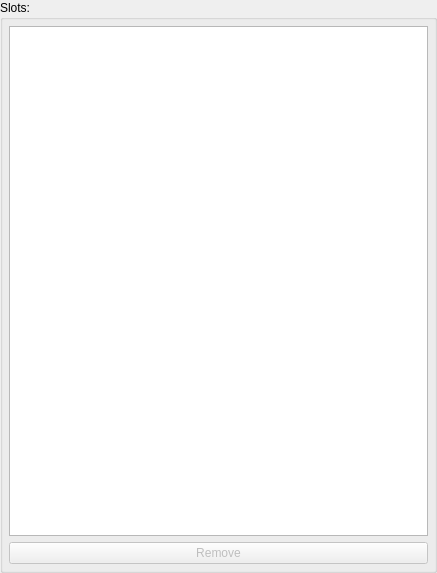
jwjulien/inventory, file ui/widget_slots.ui: the form before one commit.
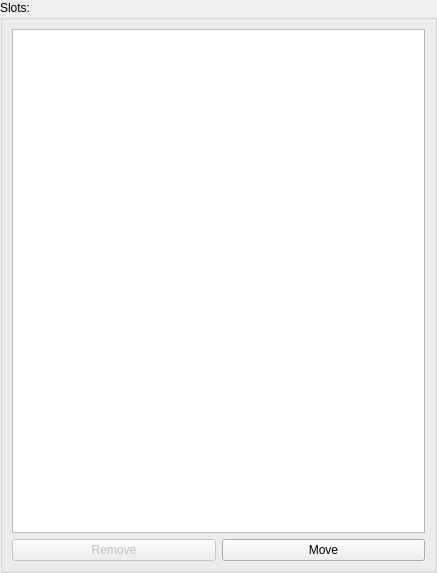
The form after the commit.

Diff of the .ui file:
```diff
--- a/ui/widget_slots.ui
+++ b/ui/widget_slots.ui
@@ -32,18 +32,6 @@
       <string>Slots:</string>
      </property>
      <layout class="QVBoxLayout" name="verticalLayout">
-      <property name="leftMargin">
-       <number>6</number>
-      </property>
-      <property name="topMargin">
-       <number>6</number>
-      </property>
-      <property name="rightMargin">
-       <number>6</number>
-      </property>
-      <property name="bottomMargin">
-       <number>6</number>
-      </property>
       <item>
        <widget class="QTableWidget" name="slots">
         <property name="alternatingRowColors">
@@ -55,6 +43,8 @@
        </widget>
       </item>
       <item>
+       <layout class="QHBoxLayout" name="horizontalLayout">
+        <item>
        <widget class="QPushButton" name="remove">
         <property name="enabled">
          <bool>false</bool>
@@ -63,6 +53,15 @@
          <string>Remove</string>
         </property>
        </widget>
+        </item>
+        <item>
+         <widget class="QPushButton" name="move">
+          <property name="text">
+           <string>Move</string>
+          </property>
+         </widget>
+        </item>
+       </layout>
       </item>
      </layout>
     </widget>
```
Lines whose indentation alone changed are shown as unchanged.
